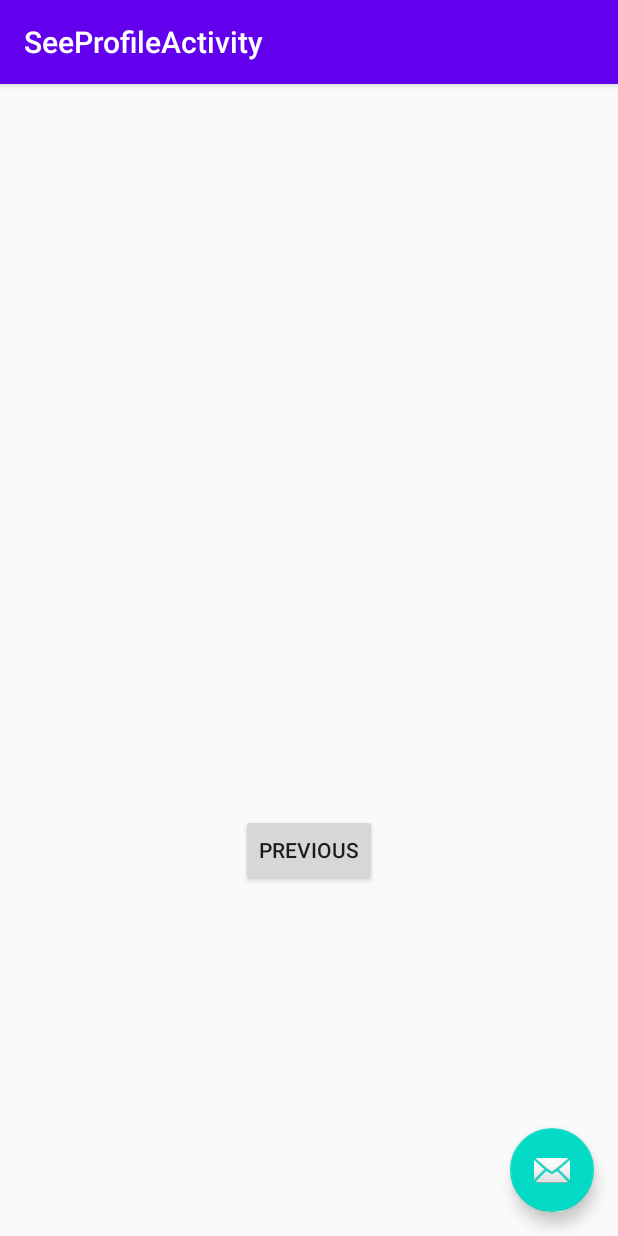
After one commit to PalakSDarji/MyNavDemo, an Android app: the SecondFragment screen opened through its navigation route, on a phone screen of 412 x 824 dp. The commit adds this screen. Run offline under Robolectric (Android 15) with nearby library versions, the phone set to English and light mode, and no system bars.

Commit message:
second activity is attached to nav_graph

```diff
--- a/app/src/main/AndroidManifest.xml
+++ b/app/src/main/AndroidManifest.xml
@@ -9,6 +9,10 @@
         android:roundIcon="@mipmap/ic_launcher_round"
         android:supportsRtl="true"
         android:theme="@style/AppTheme">
+        <activity
+            android:name=".SeeProfileActivity"
+            android:label="@string/title_activity_see_profile"
+            android:theme="@style/AppTheme.NoActionBar"></activity>
         <activity android:name=".MainActivity">
             <intent-filter>
                 <action android:name="android.intent.action.MAIN" />
--- /dev/null
+++ b/app/src/main/java/com/palak/mynavdemo/FirstFragment.kt
@@ -0,0 +1,31 @@
+package com.palak.mynavdemo
+
+import android.os.Bundle
+import androidx.fragment.app.Fragment
+import android.view.LayoutInflater
+import android.view.View
+import android.view.ViewGroup
+import android.widget.Button
+import androidx.navigation.fragment.findNavController
+
+/**
+ * A simple [Fragment] subclass as the default destination in the navigation.
+ */
+class FirstFragment : Fragment() {
+
+    override fun onCreateView(
+        inflater: LayoutInflater, container: ViewGroup?,
+        savedInstanceState: Bundle?
+    ): View? {
+        // Inflate the layout for this fragment
+        return inflater.inflate(R.layout.fragment_first, container, false)
+    }
+
+    override fun onViewCreated(view: View, savedInstanceState: Bundle?) {
+        super.onViewCreated(view, savedInstanceState)
+
+        view.findViewById<Button>(R.id.button_first).setOnClickListener {
+            findNavController().navigate(R.id.action_FirstFragment_to_SecondFragment)
+        }
+    }
+}
--- /dev/null
+++ b/app/src/main/java/com/palak/mynavdemo/SecondFragment.kt
@@ -0,0 +1,31 @@
+package com.palak.mynavdemo
+
+import android.os.Bundle
+import androidx.fragment.app.Fragment
+import android.view.LayoutInflater
+import android.view.View
+import android.view.ViewGroup
+import android.widget.Button
+import androidx.navigation.fragment.findNavController
+
+/**
+ * A simple [Fragment] subclass as the second destination in the navigation.
+ */
+class SecondFragment : Fragment() {
+
+    override fun onCreateView(
+        inflater: LayoutInflater, container: ViewGroup?,
+        savedInstanceState: Bundle?
+    ): View? {
+        // Inflate the layout for this fragment
+        return inflater.inflate(R.layout.fragment_second, container, false)
+    }
+
+    override fun onViewCreated(view: View, savedInstanceState: Bundle?) {
+        super.onViewCreated(view, savedInstanceState)
+
+        view.findViewById<Button>(R.id.button_second).setOnClickListener {
+            findNavController().navigate(R.id.action_SecondFragment_to_FirstFragment)
+        }
+    }
+}
--- /dev/null
+++ b/app/src/main/java/com/palak/mynavdemo/SeeProfileActivity.kt
@@ -0,0 +1,22 @@
+package com.palak.mynavdemo
+
+import android.os.Bundle
+import com.google.android.material.snackbar.Snackbar
+import androidx.appcompat.app.AppCompatActivity
+
+import kotlinx.android.synthetic.main.activity_see_profile.*
+
+class SeeProfileActivity : AppCompatActivity() {
+
+    override fun onCreate(savedInstanceState: Bundle?) {
+        super.onCreate(savedInstanceState)
+        setContentView(R.layout.activity_see_profile)
+        setSupportActionBar(toolbar)
+
+        fab.setOnClickListener { view ->
+            Snackbar.make(view, "Replace with your own action", Snackbar.LENGTH_LONG)
+                .setAction("Action", null).show()
+        }
+    }
+
+}
--- /dev/null
+++ b/app/src/main/res/layout/activity_see_profile.xml
@@ -0,0 +1,33 @@
+<?xml version="1.0" encoding="utf-8"?>
+<androidx.coordinatorlayout.widget.CoordinatorLayout xmlns:android="http://schemas.android.com/apk/res/android"
+    xmlns:app="http://schemas.android.com/apk/res-auto"
+    xmlns:tools="http://schemas.android.com/tools"
+    android:layout_width="match_parent"
+    android:layout_height="match_parent"
+    tools:context=".SeeProfileActivity">
+
+    <com.google.android.material.appbar.AppBarLayout
+        android:layout_width="match_parent"
+        android:layout_height="wrap_content"
+        android:theme="@style/AppTheme.AppBarOverlay">
+
+        <androidx.appcompat.widget.Toolbar
+            android:id="@+id/toolbar"
+            android:layout_width="match_parent"
+            android:layout_height="?attr/actionBarSize"
+            android:background="?attr/colorPrimary"
+            app:popupTheme="@style/AppTheme.PopupOverlay" />
+
+    </com.google.android.material.appbar.AppBarLayout>
+
+    <include layout="@layout/content_see_profile" />
+
+    <com.google.android.material.floatingactionbutton.FloatingActionButton
+        android:id="@+id/fab"
+        android:layout_width="wrap_content"
+        android:layout_height="wrap_content"
+        android:layout_gravity="bottom|end"
+        android:layout_margin="@dimen/fab_margin"
+        app:srcCompat="@android:drawable/ic_dialog_email" />
+
+</androidx.coordinatorlayout.widget.CoordinatorLayout>
--- /dev/null
+++ b/app/src/main/res/layout/content_see_profile.xml
@@ -0,0 +1,19 @@
+<?xml version="1.0" encoding="utf-8"?>
+<androidx.constraintlayout.widget.ConstraintLayout xmlns:android="http://schemas.android.com/apk/res/android"
+    xmlns:app="http://schemas.android.com/apk/res-auto"
+    android:layout_width="match_parent"
+    android:layout_height="match_parent"
+    app:layout_behavior="@string/appbar_scrolling_view_behavior">
+
+    <fragment
+        android:id="@+id/nav_host_fragment"
+        android:name="androidx.navigation.fragment.NavHostFragment"
+        android:layout_width="0dp"
+        android:layout_height="0dp"
+        app:defaultNavHost="true"
+        app:layout_constraintBottom_toBottomOf="parent"
+        app:layout_constraintLeft_toLeftOf="parent"
+        app:layout_constraintRight_toRightOf="parent"
+        app:layout_constraintTop_toTopOf="parent"
+        app:navGraph="@navigation/nav_graph2" />
+</androidx.constraintlayout.widget.ConstraintLayout>
--- /dev/null
+++ b/app/src/main/res/layout/fragment_second.xml
@@ -0,0 +1,27 @@
+<?xml version="1.0" encoding="utf-8"?>
+<androidx.constraintlayout.widget.ConstraintLayout xmlns:android="http://schemas.android.com/apk/res/android"
+    xmlns:app="http://schemas.android.com/apk/res-auto"
+    xmlns:tools="http://schemas.android.com/tools"
+    android:layout_width="match_parent"
+    android:layout_height="match_parent"
+    tools:context=".SecondFragment">
+
+    <TextView
+        android:id="@+id/textview_second"
+        android:layout_width="wrap_content"
+        android:layout_height="wrap_content"
+        app:layout_constraintBottom_toTopOf="@id/button_second"
+        app:layout_constraintEnd_toEndOf="parent"
+        app:layout_constraintStart_toStartOf="parent"
+        app:layout_constraintTop_toTopOf="parent" />
+
+    <Button
+        android:id="@+id/button_second"
+        android:layout_width="wrap_content"
+        android:layout_height="wrap_content"
+        android:text="@string/previous"
+        app:layout_constraintBottom_toBottomOf="parent"
+        app:layout_constraintEnd_toEndOf="parent"
+        app:layout_constraintStart_toStartOf="parent"
+        app:layout_constraintTop_toBottomOf="@id/textview_second" />
+</androidx.constraintlayout.widget.ConstraintLayout>
--- /dev/null
+++ b/app/src/main/res/navigation/nav_graph2.xml
@@ -0,0 +1,28 @@
+<?xml version="1.0" encoding="utf-8"?>
+<navigation xmlns:android="http://schemas.android.com/apk/res/android"
+    xmlns:app="http://schemas.android.com/apk/res-auto"
+    xmlns:tools="http://schemas.android.com/tools"
+    android:id="@+id/nav_graph2"
+    app:startDestination="@id/FirstFragment">
+
+    <fragment
+        android:id="@+id/FirstFragment"
+        android:name="com.palak.mynavdemo.FirstFragment"
+        android:label="@string/first_fragment_label"
+        tools:layout="@layout/fragment_first">
+
+        <action
+            android:id="@+id/action_FirstFragment_to_SecondFragment"
+            app:destination="@id/SecondFragment" />
+    </fragment>
+    <fragment
+        android:id="@+id/SecondFragment"
+        android:name="com.palak.mynavdemo.SecondFragment"
+        android:label="@string/second_fragment_label"
+        tools:layout="@layout/fragment_second">
+
+        <action
+            android:id="@+id/action_SecondFragment_to_FirstFragment"
+            app:destination="@id/FirstFragment" />
+    </fragment>
+</navigation>
--- /dev/null
+++ b/app/src/main/res/values/dimens.xml
@@ -0,0 +1,3 @@
+<resources>
+    <dimen name="fab_margin">16dp</dimen>
+</resources>
--- a/app/src/main/res/values/strings.xml
+++ b/app/src/main/res/values/strings.xml
@@ -3,4 +3,13 @@
 
     <!-- TODO: Remove or change this placeholder text -->
     <string name="hello_blank_fragment">Hello blank fragment</string>
+    <string name="title_activity_see_profile">SeeProfileActivity</string>
+    <!-- Strings used for fragments for navigation -->
+    <string name="first_fragment_label">First Fragment</string>
+    <string name="second_fragment_label">Second Fragment</string>
+    <string name="next">Next</string>
+    <string name="previous">Previous</string>
+
+    <string name="hello_first_fragment">Hello first fragment</string>
+    <string name="hello_second_fragment">Hello second fragment. Arg: %1$s</string>
 </resources>
--- a/app/src/main/res/values/styles.xml
+++ b/app/src/main/res/values/styles.xml
@@ -8,4 +8,13 @@
         <item name="colorAccent">@color/colorAccent</item>
     </style>
 
+    <style name="AppTheme.NoActionBar">
+        <item name="windowActionBar">false</item>
+        <item name="windowNoTitle">true</item>
+    </style>
+
+    <style name="AppTheme.AppBarOverlay" parent="ThemeOverlay.AppCompat.Dark.ActionBar" />
+
+    <style name="AppTheme.PopupOverlay" parent="ThemeOverlay.AppCompat.Light" />
+
 </resources>
```
Also changed, not shown: app/build.gradle (+15 -0 lines), app/src/main/java/com/palak/mynavdemo/ViewTransactionFragment.kt (+19 -1 lines), app/src/main/res/layout/fragment_first.xml (added, +28 -0 lines), app/src/main/res/layout/fragment_view_transaction.xml (+68 -71 lines), app/src/main/res/navigation/nav_graph.xml (+10 -1 lines), 1 other file.
